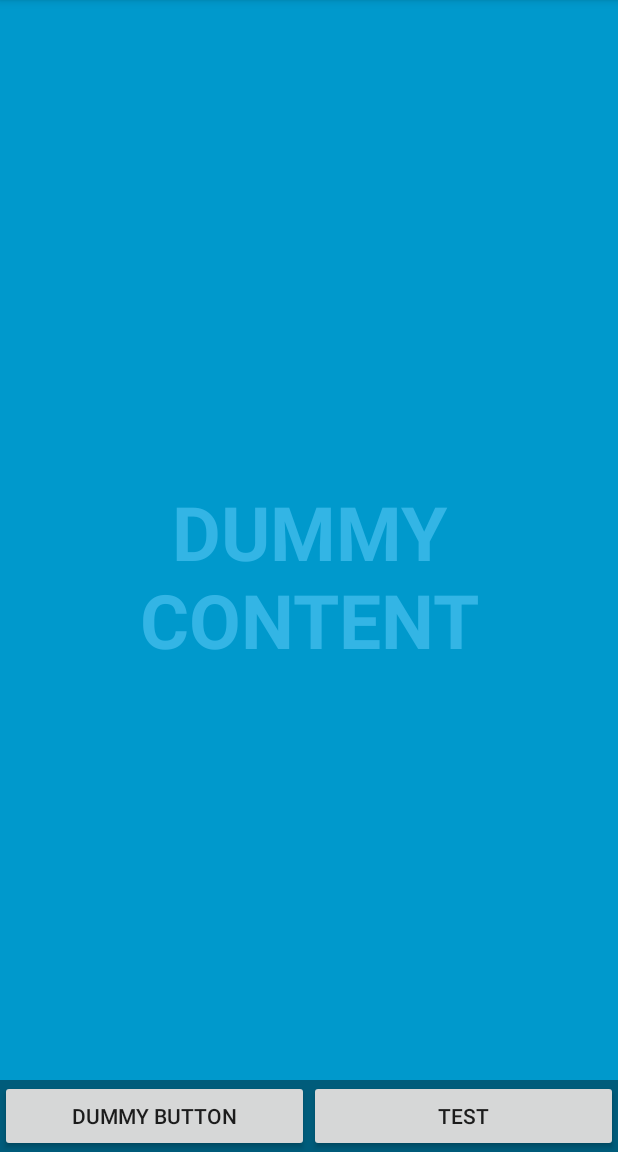
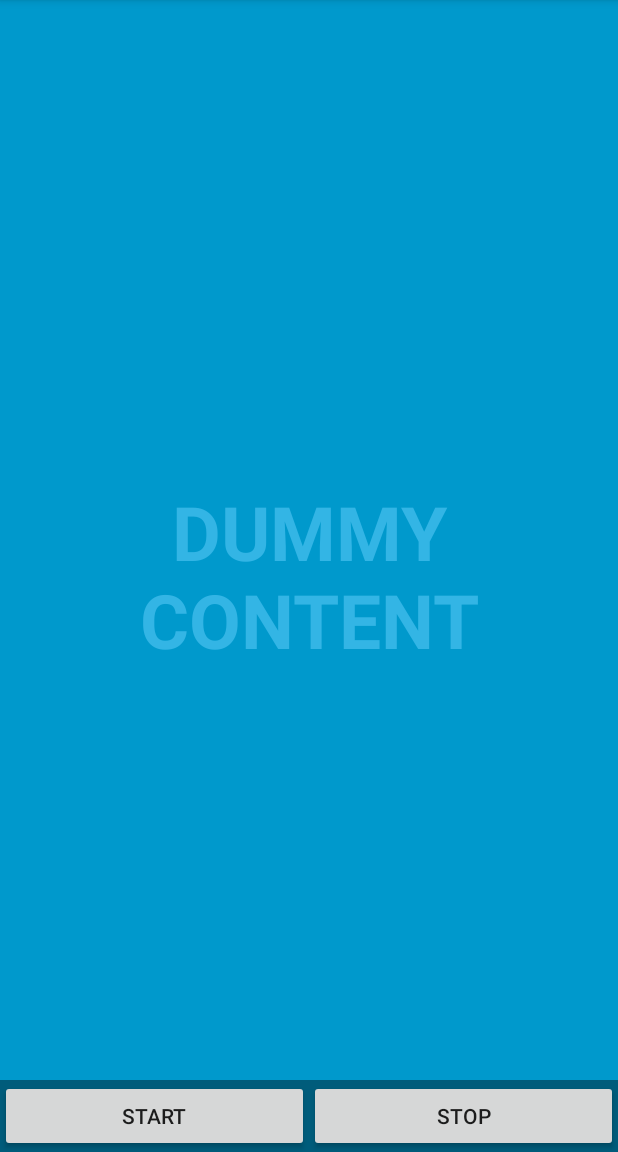
Before and after one commit to DiogoNeves/Pomotivity, an Android app: the layout activity_main.xml on its own in the app's theme, with its tools: preview values and no code run, on a phone screen of 412 x 824 dp, the part 84-1236 px from its top. Run offline under Robolectric (Android 15) with nearby library versions, the phone set to English and light mode, and no system bars.

Commit message:
Created start and stop buttons to help testing

```diff
--- a/mobile/src/main/res/layout/activity_main.xml
+++ b/mobile/src/main/res/layout/activity_main.xml
@@ -37,20 +37,20 @@
             tools:ignore="UselessParent">
 
             <Button
-                android:id="@+id/dummy_button"
+                android:id="@+id/start_button"
                 style="?metaButtonBarButtonStyle"
                 android:layout_width="0dp"
                 android:layout_height="wrap_content"
                 android:layout_weight="1"
-                android:text="@string/dummy_button"/>
+                android:text="@string/start_button"/>
 
             <Button
-                android:id="@+id/test_button"
+                android:id="@+id/stop_button"
                 style="?metaButtonBarButtonStyle"
                 android:layout_width="0dp"
                 android:layout_height="wrap_content"
                 android:layout_weight="1"
-                android:text="@string/test_button"/>
+                android:text="@string/stop_button"/>
 
         </LinearLayout>
     </FrameLayout>
--- a/mobile/src/main/res/values/strings.xml
+++ b/mobile/src/main/res/values/strings.xml
@@ -2,8 +2,8 @@
 <resources>
 
     <string name="app_name">Pomotivity</string>
-    <string name="dummy_button">Dummy Button</string>
+    <string name="stop_button">STOP</string>
     <string name="dummy_content">DUMMY\nCONTENT</string>
-    <string name="test_button">TEST</string>
+    <string name="start_button">START</string>
 
 </resources>
```
Also changed, not shown: mobile/src/main/java/com/mindfulst/dneves/pomotivity/MainActivity.java (+7 -14 lines).
